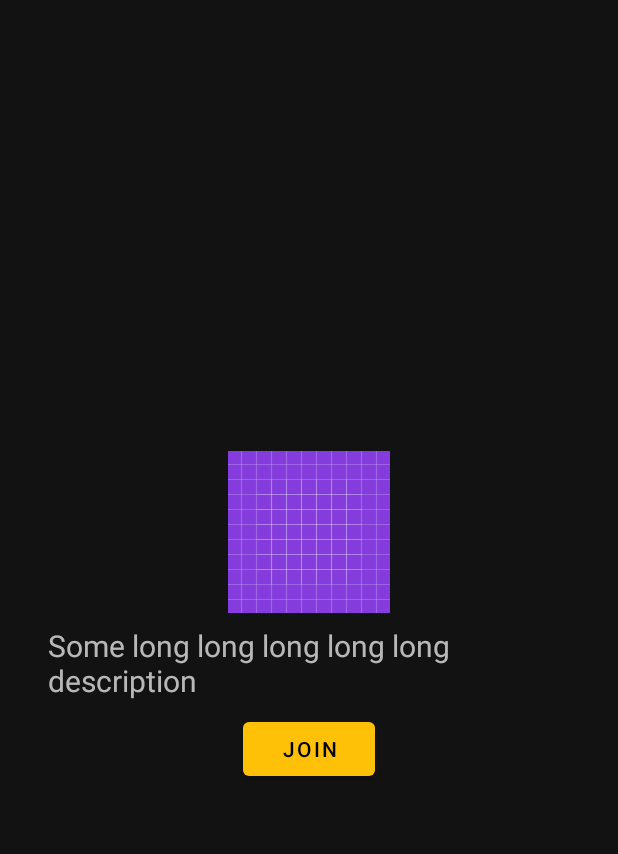
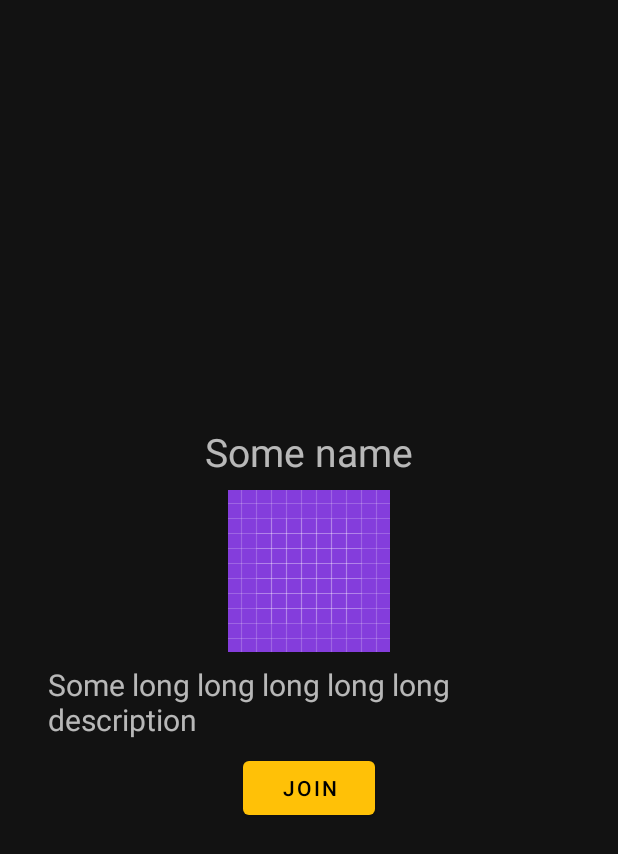
Before and after one commit to NevMem/QueueManagementSystem, an Android app: the layout fragment_step_do_join.xml on its own in the app's theme, with its tools: preview values and no code run, on a phone screen of 412 x 824 dp. Shown: the top 854 px of the screen. Run offline under Robolectric (Android 15) with nearby library versions, the phone set to English and light mode, and no system bars.

Commit message:
Added some shit

```diff
--- a/android/app/build.gradle
+++ b/android/app/build.gradle
@@ -73,6 +73,7 @@ dependencies {
 
     implementation project(':auth')
     implementation project(':common-ui')
+    implementation project(':network')
     implementation project(':protos')
     implementation project(':status')
     implementation project(':toast')
--- a/android/app/src/main/java/com/nevmem/qms/QMSApplication.kt
+++ b/android/app/src/main/java/com/nevmem/qms/QMSApplication.kt
@@ -3,6 +3,8 @@ package com.nevmem.qms
 import android.app.Application
 import com.nevmem.qms.auth.createDebugAuthManager
 import com.nevmem.qms.fragments.login.LoginPageViewModel
+import com.nevmem.qms.network.NetworkManager
+import com.nevmem.qms.network.createDebugNetworkManager
 import com.nevmem.qms.status.QueueStatus
 import com.nevmem.qms.status.StatusProvider
 import com.nevmem.qms.status.createDebugStatusProvider
@@ -25,7 +27,8 @@ class QMSApplication : Application() {
         single<ToastManager> { createToastManager() }
         single<ShowToastManager> { get<ToastManager>() }
         single<ToastProvider> { get<ToastManager>() }
-        single<StatusProvider> { createDebugStatusProvider() }
+        single<NetworkManager> { createDebugNetworkManager() }
+        single<StatusProvider> { createDebugStatusProvider(get()) }
         viewModel { LoginPageViewModel(get()) }
     }
 
--- a/android/app/src/main/java/com/nevmem/qms/fragments/join/step/DoJoinStep.kt
+++ b/android/app/src/main/java/com/nevmem/qms/fragments/join/step/DoJoinStep.kt
@@ -32,6 +32,7 @@ class DoJoinStep : JoinStep {
                         image.isVisible = status.payload.imageUrl != null
 
                         inviteDescription.text = status.payload.description
+                        inviteName.text = status.payload.name
                     }
                 }
             }
--- a/android/app/src/main/res/layout/fragment_step_do_join.xml
+++ b/android/app/src/main/res/layout/fragment_step_do_join.xml
@@ -16,10 +16,19 @@
         app:layout_constraintStart_toStartOf="parent"
         app:layout_constraintEnd_toEndOf="parent">
 
+        <com.google.android.material.textview.MaterialTextView
+            android:id="@+id/inviteName"
+            android:layout_width="wrap_content"
+            android:layout_height="wrap_content"
+            android:textSize="@dimen/nameTextSize"
+            android:layout_marginTop="@dimen/indent"
+            tools:text="Some name" />
+
         <androidx.appcompat.widget.AppCompatImageView
             android:id="@+id/image"
             android:layout_width="match_parent"
             android:layout_height="wrap_content"
+            android:layout_marginTop="@dimen/indent"
             tools:src="@drawable/ic_launcher_background" />
 
         <com.google.android.material.textview.MaterialTextView
--- a/android/app/src/main/res/values/dimen.xml
+++ b/android/app/src/main/res/values/dimen.xml
@@ -8,6 +8,7 @@
 
     <dimen name="formHeaderTextSize">32sp</dimen>
     <dimen name="descriptionTextSize">20sp</dimen>
+    <dimen name="nameTextSize">26sp</dimen>
     <dimen name="numberInLine">30sp</dimen>
     <dimen name="ticketNumberSize">36sp</dimen>
     <dimen name="etaTextSize">32sp</dimen>
--- /dev/null
+++ b/android/network/src/main/java/com/nevmem/qms/network/NetworkManager.kt
@@ -0,0 +1,7 @@
+package com.nevmem.qms.network
+
+import com.nevmem.qms.QueueDescriptionProto
+
+interface NetworkManager {
+    suspend fun fetchDataForInvite(invite: String): QueueDescriptionProto.QueueDescription
+}
--- /dev/null
+++ b/android/network/src/main/java/com/nevmem/qms/network/exceptions/NetworkException.kt
@@ -0,0 +1,5 @@
+package com.nevmem.qms.network.exceptions
+
+sealed class NetworkException(message: String) : Exception(message)
+
+class BodyNotPresentException : NetworkException("Body not present")
--- a/android/status/build.gradle
+++ b/android/status/build.gradle
@@ -29,5 +29,6 @@ dependencies {
     implementation "org.jetbrains.kotlinx:kotlinx-coroutines-core:$versions.coroutinesCore"
     implementation "com.google.protobuf:protobuf-lite:$versions.protobuf"
 
+    implementation project(':network')
     implementation project(':protos')
 }
--- a/android/status/src/main/java/com/nevmem/qms/status/createStatusProvider.kt
+++ b/android/status/src/main/java/com/nevmem/qms/status/createStatusProvider.kt
@@ -1,6 +1,7 @@
 package com.nevmem.qms.status
 
+import com.nevmem.qms.network.NetworkManager
 import com.nevmem.qms.status.internal.DebugStatusProvider
 
 
-fun createDebugStatusProvider(): StatusProvider = DebugStatusProvider()
+fun createDebugStatusProvider(networkManager: NetworkManager): StatusProvider = DebugStatusProvider(networkManager)
--- a/android/versions.gradle
+++ b/android/versions.gradle
@@ -9,6 +9,7 @@ ext.versions = [
     'appcompat': '1.2.0',
     'constraintLayout': '2.0.2',
     'converterGson': '2.5.0',
+    'converterProtobuf': '2.5.0',
     'converterScalars': '2.5.0',
     'coreKtx': '1.3.2',
     'coroutinesCore': '1.3.7',
```
Also changed, not shown: android/network/build.gradle (+9 -0 lines), android/network/src/main/java/com/nevmem/qms/network/createNetworkManager.kt (added, +7 -0 lines), android/network/src/main/java/com/nevmem/qms/network/internal/debug/DebugNetworkManager.kt (added, +64 -0 lines), android/status/src/main/java/com/nevmem/qms/status/internal/DebugStatusProvider.kt (+8 -7 lines).
